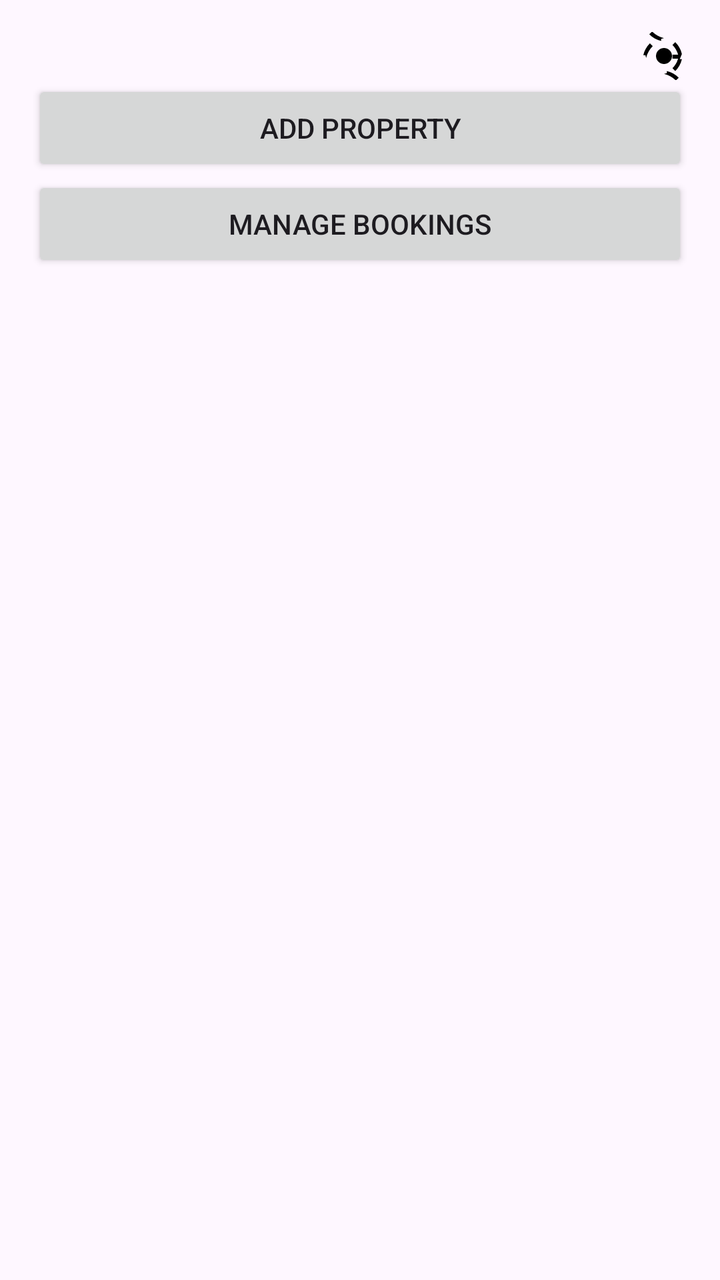
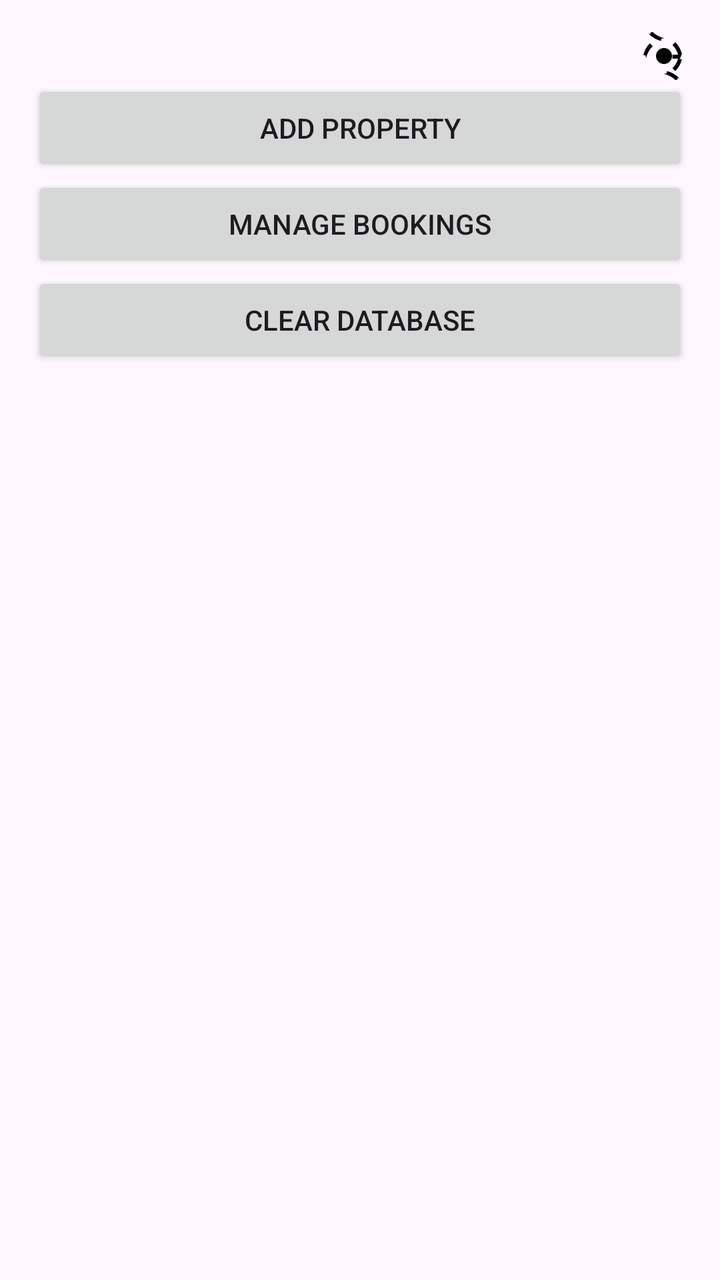

An Android layout rendered at two revisions. The XML below is the earlier revision; the diff shows what the commit changed to produce the second picture.
<!-- AndroidManifest.xml: application theme Theme.RENDBB -->
<!-- res/layout/activity_manager_dashboard.xml -->
<LinearLayout
    xmlns:android="http://schemas.android.com/apk/res/android"
    android:layout_width="match_parent"
    android:layout_height="match_parent"
    android:orientation="vertical"
    android:padding="16dp">

    
    <ImageButton
        android:id="@+id/preferencesGear"
        android:layout_width="wrap_content"
        android:layout_height="wrap_content"
        android:layout_gravity="end"
        android:background="?attr/selectableItemBackgroundBorderless"
        android:contentDescription="@string/preferences"
        android:src="@drawable/ic_settings" />

    
    <Button
        android:id="@+id/addPropertyButton"
        android:layout_width="match_parent"
        android:layout_height="wrap_content"
        android:text="@string/add_property" />

    <Button
        android:id="@+id/manageBookingsButton"
        android:layout_width="match_parent"
        android:layout_height="wrap_content"
        android:text="@string/manage_bookings" />

    
    <androidx.recyclerview.widget.RecyclerView
        android:id="@+id/propertiesRecyclerView"
        android:layout_width="match_parent"
        android:layout_height="match_parent"
        android:layout_marginTop="16dp" />
</LinearLayout>
<!-- resources referenced by this layout -->
<resources>
  <!-- drawable ic_settings (drawable) -->
  <vector xmlns:android="http://schemas.android.com/apk/res/android"
      android:width="24dp"
      android:height="24dp"
      android:viewportWidth="24.0"
      android:viewportHeight="24.0">
      <path
          android:fillColor="#000000"
          android:pathData="M12,8c-2.21,0 -4,1.79 -4,4s1.79,4 4,4 4,-1.79 4,-4 -1.79,-4 -4,-4zM20.94,11c-0.5,-2.28 -1.7,-4.32 -3.31,-5.94l-1.41,1.41c1.34,1.34 2.33,3.01 2.83,4.83h-2.83v2h2.83c-0.5,1.82 -1.49,3.49 -2.83,4.83l1.41,1.41c1.61,-1.61 2.81,-3.65 3.31,-5.94h-1.06zM3.06,13c0.5,-2.28 1.7,-4.32 3.31,-5.94l-1.41,-1.41c-1.61,1.61 -2.81,3.65 -3.31,5.94h1.06zM8,12c0,2.21 1.79,4 4,4s4,-1.79 4,-4 -1.79,-4 -4,-4 -4,1.79 -4,4zM12,3.06c-2.28,-0.5 -4.32,-1.7 -5.94,-3.31l-1.41,1.41c1.61,1.61 3.65,2.81 5.94,3.31v-1.06zM12,20.94c2.28,0.5 4.32,1.7 5.94,3.31l1.41,-1.41c-1.61,-1.61 -3.65,-2.81 -5.94,-3.31v1.06z"/>
  </vector>
  <string name="add_property">Add Property</string>
  <string name="manage_bookings">Manage Bookings</string>
  <string name="preferences">Preferences</string>
  <style name="Theme.RENDBB" parent="Base.Theme.RENDBB" />
  <style name="Base.Theme.RENDBB" parent="Theme.Material3.DayNight.NoActionBar">
          
          
      </style>
</resources>

<!-- the commit's change to res/layout/activity_manager_dashboard.xml (unified diff, before → after) -->
@@ -28,6 +28,12 @@
         android:layout_height="wrap_content"
         android:text="@string/manage_bookings" />
 
+    <Button
+        android:id="@+id/clearDatabaseButton"
+        android:layout_width="match_parent"
+        android:layout_height="wrap_content"
+        android:text="Clear Database" />
+
     
     <androidx.recyclerview.widget.RecyclerView
         android:id="@+id/propertiesRecyclerView"
